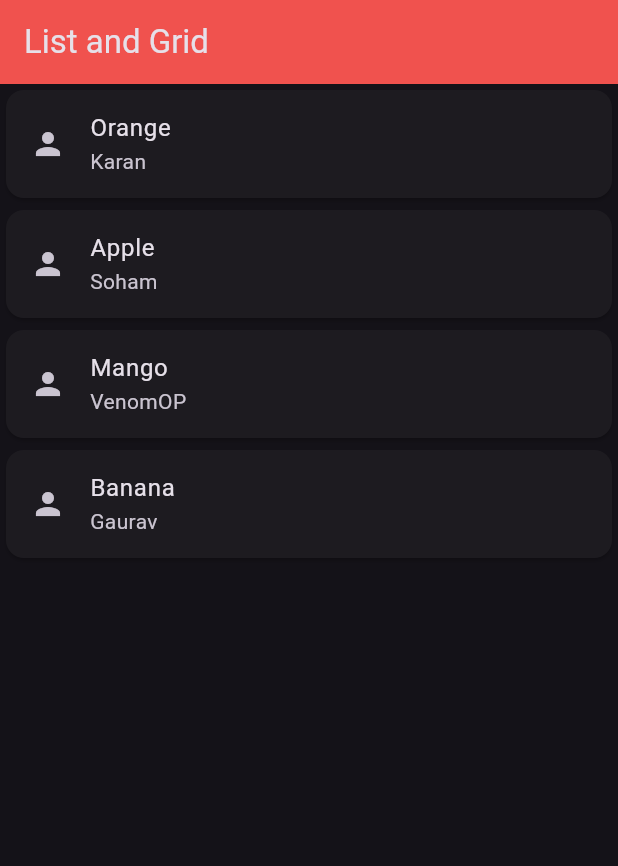
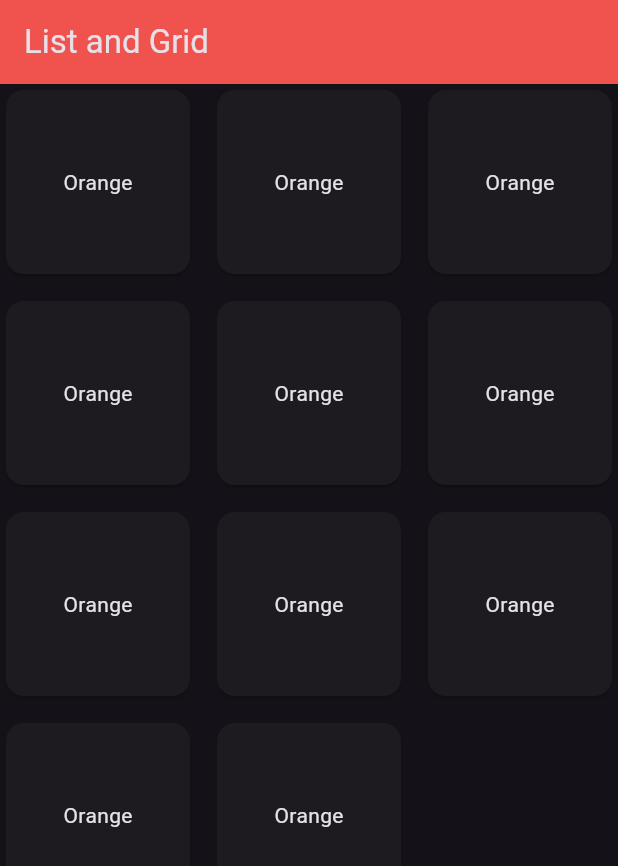
Before and after one commit to Soham801/Flutter_Widgets, a Flutter app: the screen it shows after launch, on a phone screen of 412 x 824 dp. Shown: the top 866 px of the screen. Run offline on Flutter 3.47's test engine with Material 3 defaults, Android fonts, the phone set to English and light mode, and no system bars.

Commit message:
Grid view update in spacing

```diff
--- a/thirty_widgets/lib/widgets/list_grid.dart
+++ b/thirty_widgets/lib/widgets/list_grid.dart
@@ -23,62 +23,62 @@ class _ListGridState extends State<ListGrid> {
       ),
 
       body: Container(
-        child: ListView.builder(
-          itemCount: fruits.length,
-          itemBuilder: (context, index) {
-            return Card(
-              child: ListTile(
-                onTap: () {
-                  print((fruits_person['fruits'][index]));
-                },
-                leading: Icon(Icons.person),
-                title: Text(fruits_person['fruits'][index]),
-                subtitle: Text(fruits_person['names'][index]),
-              ),
-            );
-          },
+        // child: ListView.builder(
+        //   itemCount: fruits.length,
+        //   itemBuilder: (context, index) {
+        //     return Card(
+        //       child: ListTile(
+        //         onTap: () {
+        //           print((fruits_person['fruits'][index]));
+        //         },
+        //         leading: Icon(Icons.person),
+        //         title: Text(fruits_person['fruits'][index]),
+        //         subtitle: Text(fruits_person['names'][index]),
+        //       ),
+        //     );
+        //   },
+        // ),
+
+        child: GridView(gridDelegate: SliverGridDelegateWithFixedCrossAxisCount(
+          crossAxisCount: 3,
+          mainAxisSpacing: 10,
+          crossAxisSpacing: 10),
+        children: [
+          Card(
+            child: Center(child: Text('Orange'))
+          ),
+          Card(
+            child: Center(child: Text('Orange'))
+          ),
+          Card(
+            child: Center(child: Text('Orange'))
+          ),
+          Card(
+            child: Center(child: Text('Orange'))
+          ),
+          Card(
+            child: Center(child: Text('Orange'))
+          ),
+          Card(
+            child: Center(child: Text('Orange'))
+          ),
+          Card(
+            child: Center(child: Text('Orange'))
+          ),
+          Card(
+            child: Center(child: Text('Orange'))
+          ),
+          Card(
+            child: Center(child: Text('Orange'))
+          ),
+          Card(
+            child: Center(child: Text('Orange'))
+          ),
+          Card(
+            child: Center(child: Text('Orange'))
+          ),
+        ],
         ),
-
-      //   child: GridView(gridDelegate: SliverGridDelegateWithFixedCrossAxisCount(
-      //     crossAxisCount: 3,
-      //     mainAxisSpacing: 20,
-      //     crossAxisSpacing: 20),
-      //   children: [
-      //     Card(
-      //       child: Center(child: Text('Orange'))
-      //     ),
-      //     Card(
-      //       child: Center(child: Text('Orange'))
-      //     ),
-      //     Card(
-      //       child: Center(child: Text('Orange'))
-      //     ),
-      //     Card(
-      //       child: Center(child: Text('Orange'))
-      //     ),
-      //     Card(
-      //       child: Center(child: Text('Orange'))
-      //     ),
-      //     Card(
-      //       child: Center(child: Text('Orange'))
-      //     ),
-      //     Card(
-      //       child: Center(child: Text('Orange'))
-      //     ),
-      //     Card(
-      //       child: Center(child: Text('Orange'))
-      //     ),
-      //     Card(
-      //       child: Center(child: Text('Orange'))
-      //     ),
-      //     Card(
-      //       child: Center(child: Text('Orange'))
-      //     ),
-      //     Card(
-      //       child: Center(child: Text('Orange'))
-      //     ),
-      //   ],
-      //   ),
       //   child: GridView.builder(
       //     itemCount: fruits.length,
       //     gridDelegate: SliverGridDelegateWithFixedCrossAxisCount(
```
